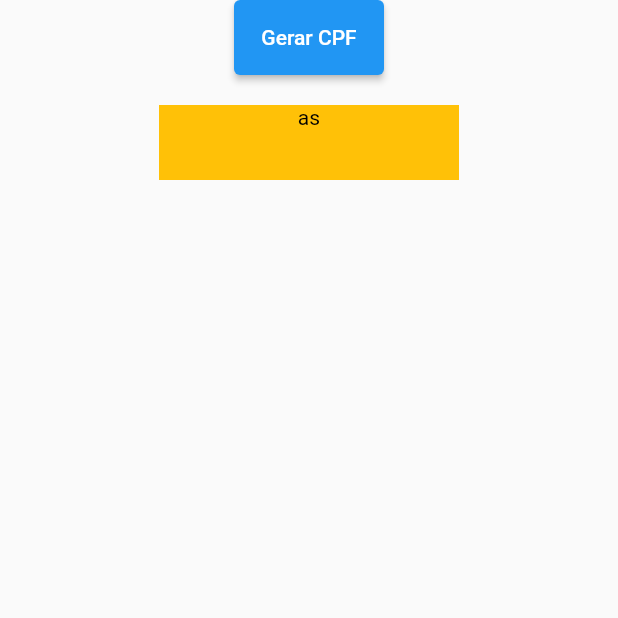
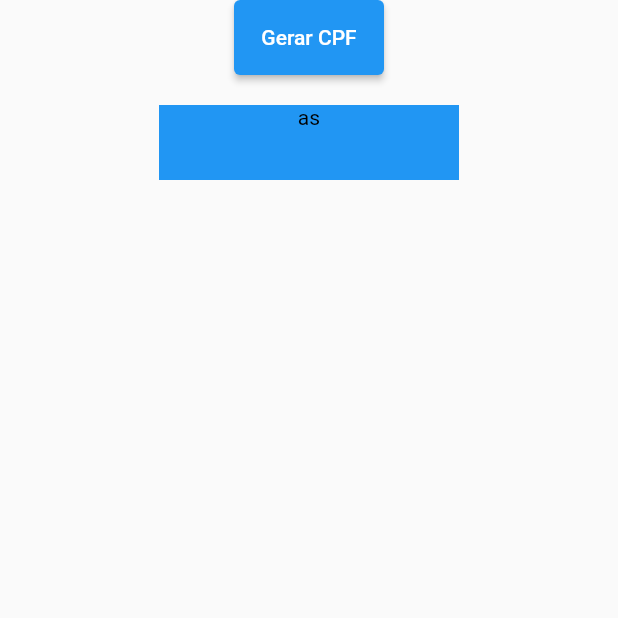
Before and after one commit to devlucasmends/exercicio_cpf, a Flutter app: the screen it shows after launch, after a tap on "Gerar CPF", on a phone screen of 412 x 824 dp, the top half of it. Run offline on Flutter 3.47's test engine with Material 2 defaults, Android fonts, the phone set to English and light mode, and no system bars.

Commit message:
criação da page

```diff
--- a/lib/src/pages/cpf_generator_page.dart
+++ b/lib/src/pages/cpf_generator_page.dart
@@ -1,3 +1,4 @@
+import 'package:exercicio_cpf/src/models/cpf_model.dart';
 import 'package:flutter/material.dart';
 import 'package:flutter/src/widgets/container.dart';
 import 'package:flutter/src/widgets/framework.dart';
@@ -11,6 +12,8 @@ class CpfGeneratorPage extends StatefulWidget {
 
 class _CpfGeneratorPageState extends State<CpfGeneratorPage> {
   String valueCpf = 'as';
+  Color color = Colors.red;
+
   @override
   Widget build(BuildContext context) {
     return Scaffold(
@@ -19,7 +22,13 @@ class _CpfGeneratorPageState extends State<CpfGeneratorPage> {
           crossAxisAlignment: CrossAxisAlignment.center,
           children: [
             ElevatedButton(
-              onPressed: () {},
+              onPressed: () {
+                setState(() {
+                  color == Colors.red
+                      ? color = Colors.blue
+                      : color = Colors.red;
+                });
+              },
               style: ButtonStyle(
                 minimumSize: MaterialStateProperty.all(
                   const Size(100, 50),
@@ -33,7 +42,7 @@ class _CpfGeneratorPageState extends State<CpfGeneratorPage> {
             Container(
               height: 50,
               width: 200,
-              color: Colors.amber,
+              color: color,
               child: Text(
                 valueCpf,
                 style: const TextStyle(color: Colors.black),
```
Also changed, not shown: lib/src/models/cpf_model.dart (+11 -0 lines), 1 other file.
